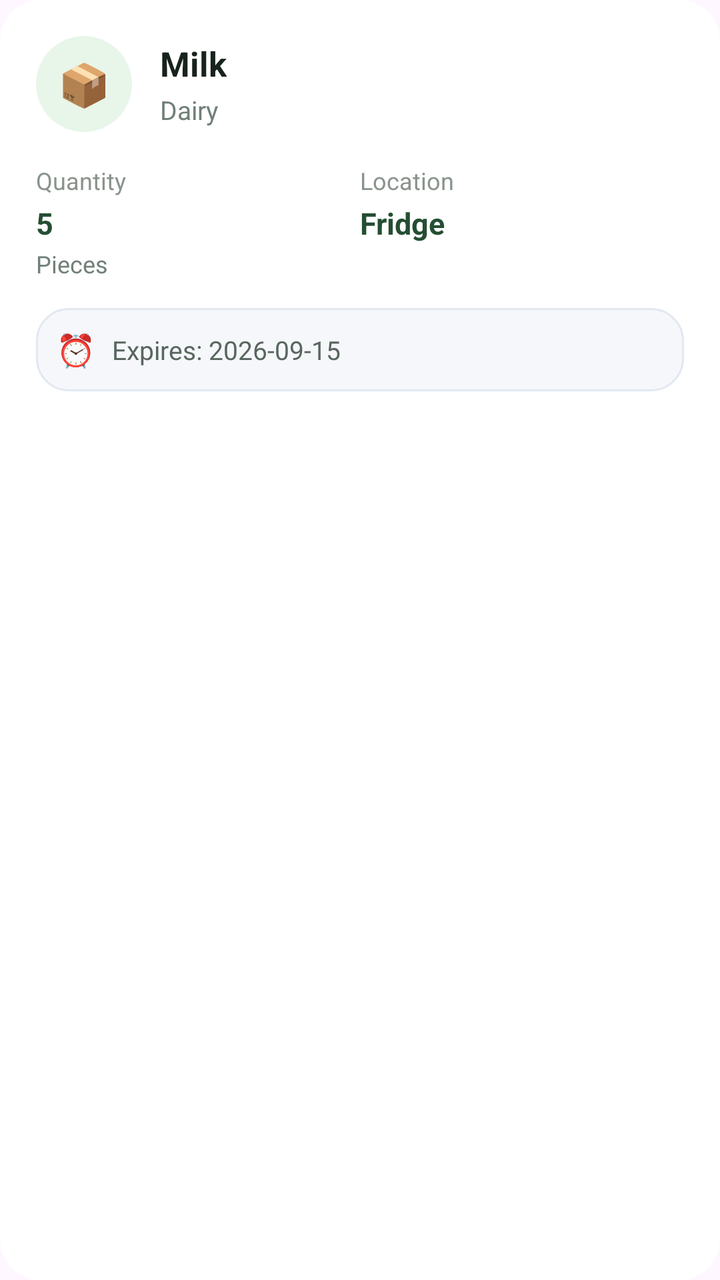
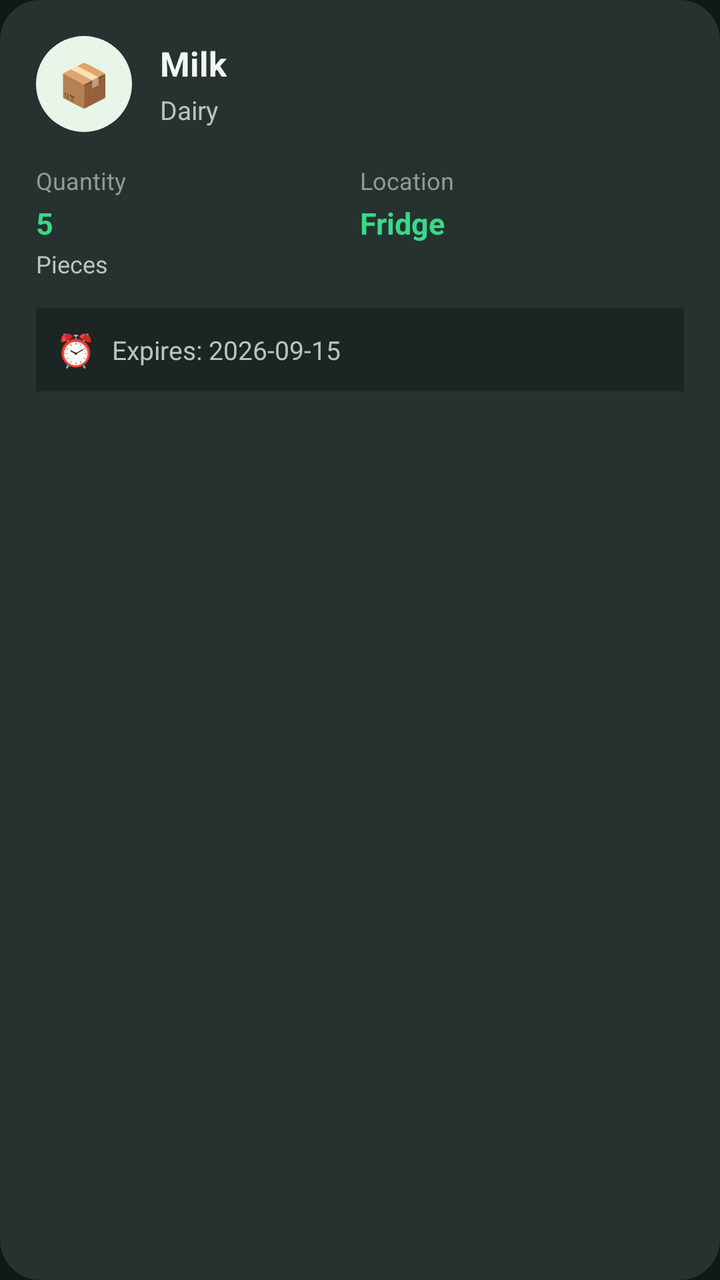

Screens rendered from an Android XML layout before and after an edit, with the pre-edit source and the edit as a unified diff.
<!-- AndroidManifest.xml: application theme Theme.SmartPantryManager -->
<!-- res/layout/item_pantry.xml -->
<?xml version="1.0" encoding="utf-8"?>
<androidx.cardview.widget.CardView
    xmlns:android="http://schemas.android.com/apk/res/android"
    xmlns:app="http://schemas.android.com/apk/res-auto"
    android:layout_width="match_parent"
    android:layout_height="wrap_content"
    android:layout_marginBottom="12dp"
    app:cardBackgroundColor="#FFFFFF"
    app:cardCornerRadius="20dp"
    app:cardElevation="0dp">

    <LinearLayout
        android:layout_width="match_parent"
        android:layout_height="wrap_content"
        android:orientation="vertical"
        android:padding="18dp">

        
        <LinearLayout
            android:layout_width="match_parent"
            android:layout_height="wrap_content"
            android:gravity="center_vertical"
            android:orientation="horizontal">

            <TextView
                android:id="@+id/itemIcon"
                android:layout_width="48dp"
                android:layout_height="48dp"
                android:background="@drawable/icon_circle_green"
                android:gravity="center"
                android:text="📦"
                android:textSize="21sp" />

            <LinearLayout
                android:layout_width="0dp"
                android:layout_height="wrap_content"
                android:layout_marginStart="14dp"
                android:layout_weight="1"
                android:orientation="vertical">

                <TextView
                    android:id="@+id/itemNameText"
                    android:layout_width="wrap_content"
                    android:layout_height="wrap_content"
                    android:text="Milk"
                    android:textColor="#17231B"
                    android:textSize="17sp"
                    android:textStyle="bold" />

                <TextView
                    android:id="@+id/categoryText"
                    android:layout_width="wrap_content"
                    android:layout_height="wrap_content"
                    android:layout_marginTop="3dp"
                    android:text="Dairy"
                    android:textColor="#718078"
                    android:textSize="13sp" />

            </LinearLayout>

        </LinearLayout>

        
        <LinearLayout
            android:layout_width="match_parent"
            android:layout_height="wrap_content"
            android:layout_marginTop="16dp"
            android:orientation="horizontal">

            <LinearLayout
                android:layout_width="0dp"
                android:layout_height="wrap_content"
                android:layout_weight="1"
                android:orientation="vertical">

                <TextView
                    android:layout_width="wrap_content"
                    android:layout_height="wrap_content"
                    android:text="Quantity"
                    android:textColor="#89938C"
                    android:textSize="12sp" />

                <TextView
                    android:id="@+id/quantityText"
                    android:layout_width="wrap_content"
                    android:layout_height="wrap_content"
                    android:layout_marginTop="3dp"
                    android:text="5"
                    android:textColor="#244E32"
                    android:textSize="15sp"
                    android:textStyle="bold" />

                <TextView
                    android:id="@+id/unitText"
                    android:layout_width="wrap_content"
                    android:layout_height="wrap_content"
                    android:layout_marginTop="2dp"
                    android:text="Pieces"
                    android:textColor="#718078"
                    android:textSize="12sp" />

            </LinearLayout>

            <LinearLayout
                android:layout_width="0dp"
                android:layout_height="wrap_content"
                android:layout_weight="1"
                android:orientation="vertical">

                <TextView
                    android:layout_width="wrap_content"
                    android:layout_height="wrap_content"
                    android:text="Location"
                    android:textColor="#89938C"
                    android:textSize="12sp" />

                <TextView
                    android:id="@+id/locationText"
                    android:layout_width="wrap_content"
                    android:layout_height="wrap_content"
                    android:layout_marginTop="3dp"
                    android:text="Fridge"
                    android:textColor="#244E32"
                    android:textSize="15sp"
                    android:textStyle="bold" />

            </LinearLayout>

        </LinearLayout>

        
        <LinearLayout
            android:layout_width="match_parent"
            android:layout_height="wrap_content"
            android:layout_marginTop="14dp"
            android:background="@drawable/search_background"
            android:gravity="center_vertical"
            android:orientation="horizontal"
            android:padding="10dp">

            <TextView
                android:layout_width="wrap_content"
                android:layout_height="wrap_content"
                android:text="⏰"
                android:textSize="16sp" />

            <TextView
                android:id="@+id/expiryDateText"
                android:layout_width="wrap_content"
                android:layout_height="wrap_content"
                android:layout_marginStart="8dp"
                android:text="Expires: 2026-09-15"
                android:textColor="#59665E"
                android:textSize="13sp" />

        </LinearLayout>

    </LinearLayout>

</androidx.cardview.widget.CardView>
<!-- resources referenced by this layout -->
<resources>
  <!-- drawable icon_circle_green (drawable) -->
  <?xml version="1.0" encoding="utf-8"?>
  <shape xmlns:android="http://schemas.android.com/apk/res/android"
      android:shape="oval">
  
      <solid android:color="#E8F5E9" />
  
  </shape>
  <!-- drawable search_background (drawable) -->
  <?xml version="1.0" encoding="utf-8"?>
  <shape xmlns:android="http://schemas.android.com/apk/res/android"
      android:shape="rectangle">
  
      <solid android:color="#F5F7FA" />
  
      <corners android:radius="16dp" />
  
      <stroke
          android:width="1dp"
          android:color="#E2E8F0" />
  
      <padding
          android:left="16dp"
          android:top="10dp"
          android:right="16dp"
          android:bottom="10dp" />
  
  </shape>
  <style name="Theme.SmartPantryManager" parent="Base.Theme.SmartPantryManager" />
  <style name="Base.Theme.SmartPantryManager" parent="Theme.Material3.DayNight.NoActionBar">
          
          
      </style>
</resources>

<!-- the commit's change to res/layout/item_pantry.xml (unified diff, before → after) -->
@@ -5,7 +5,7 @@
     android:layout_width="match_parent"
     android:layout_height="wrap_content"
     android:layout_marginBottom="12dp"
-    app:cardBackgroundColor="#FFFFFF"
+    app:cardBackgroundColor="@color/surface_card"
     app:cardCornerRadius="20dp"
     app:cardElevation="0dp">
 
@@ -43,7 +43,7 @@
                     android:layout_width="wrap_content"
                     android:layout_height="wrap_content"
                     android:text="Milk"
-                    android:textColor="#17231B"
+                    android:textColor="@color/text_primary_dark"
                     android:textSize="17sp"
                     android:textStyle="bold" />
 
@@ -53,7 +53,7 @@
                     android:layout_height="wrap_content"
                     android:layout_marginTop="3dp"
                     android:text="Dairy"
-                    android:textColor="#718078"
+                    android:textColor="@color/text_secondary_dark"
                     android:textSize="13sp" />
 
             </LinearLayout>
@@ -77,7 +77,7 @@
                     android:layout_width="wrap_content"
                     android:layout_height="wrap_content"
                     android:text="Quantity"
-                    android:textColor="#89938C"
+                    android:textColor="@color/text_muted_dark"
                     android:textSize="12sp" />
 
                 <TextView
@@ -86,7 +86,7 @@
                     android:layout_height="wrap_content"
                     android:layout_marginTop="3dp"
                     android:text="5"
-                    android:textColor="#244E32"
+                    android:textColor="@color/primary_green"
                     android:textSize="15sp"
                     android:textStyle="bold" />
 
@@ -96,7 +96,7 @@
                     android:layout_height="wrap_content"
                     android:layout_marginTop="2dp"
                     android:text="Pieces"
-                    android:textColor="#718078"
+                    android:textColor="@color/text_secondary_dark"
                     android:textSize="12sp" />
 
             </LinearLayout>
@@ -111,7 +111,7 @@
                     android:layout_width="wrap_content"
                     android:layout_height="wrap_content"
                     android:text="Location"
-                    android:textColor="#89938C"
+                    android:textColor="@color/text_muted_dark"
                     android:textSize="12sp" />
 
                 <TextView
@@ -120,7 +120,7 @@
                     android:layout_height="wrap_content"
                     android:layout_marginTop="3dp"
                     android:text="Fridge"
-                    android:textColor="#244E32"
+                    android:textColor="@color/primary_green"
                     android:textSize="15sp"
                     android:textStyle="bold" />
 
@@ -133,7 +133,7 @@
             android:layout_width="match_parent"
             android:layout_height="wrap_content"
             android:layout_marginTop="14dp"
-            android:background="@drawable/search_background"
+            android:background="@color/surface_dark"
             android:gravity="center_vertical"
             android:orientation="horizontal"
             android:padding="10dp">
@@ -150,7 +150,7 @@
                 android:layout_height="wrap_content"
                 android:layout_marginStart="8dp"
                 android:text="Expires: 2026-09-15"
-                android:textColor="#59665E"
+                android:textColor="@color/text_secondary_dark"
                 android:textSize="13sp" />
 
         </LinearLayout>
<!-- resource entries referenced after the edit -->
@@ -1,5 +1,11 @@
 <!-- resources referenced by this layout -->
 <resources>
+  <color name="primary_green">#39D98A</color>
+  <color name="surface_card">#26322F</color>
+  <color name="surface_dark">#1C2523</color>
+  <color name="text_muted_dark">#8E9B96</color>
+  <color name="text_primary_dark">#F1F5F3</color>
+  <color name="text_secondary_dark">#B8C4BF</color>
   <!-- drawable icon_circle_green (drawable) -->
   <?xml version="1.0" encoding="utf-8"?>
   <shape xmlns:android="http://schemas.android.com/apk/res/android"
@@ -8,30 +14,29 @@
       <solid android:color="#E8F5E9" />
   
   </shape>
-  <!-- drawable search_background (drawable) -->
-  <?xml version="1.0" encoding="utf-8"?>
-  <shape xmlns:android="http://schemas.android.com/apk/res/android"
-      android:shape="rectangle">
+  <style name="Theme.SmartPantryManager" parent="Base.Theme.SmartPantryManager" />
+  <style name="Base.Theme.SmartPantryManager" parent="Theme.Material3.Dark.NoActionBar">
   
-      <solid android:color="#F5F7FA" />
+          <item name="colorPrimary">@color/primary_green</item>
+          <item name="colorOnPrimary">@color/black</item>
   
-      <corners android:radius="16dp" />
+          <item name="colorSecondary">@color/primary_green_dark</item>
+          <item name="colorOnSecondary">@color/text_primary_dark</item>
   
-      <stroke
-          android:width="1dp"
-          android:color="#E2E8F0" />
+          <item name="colorSurface">@color/surface_dark</item>
+          <item name="colorOnSurface">@color/text_primary_dark</item>
   
-      <padding
-          android:left="16dp"
-          android:top="10dp"
-          android:right="16dp"
-          android:bottom="10dp" />
+          <item name="android:windowBackground">@color/background_dark</item>
+          <item name="android:colorAccent">@color/primary_green</item>
   
-  </shape>
-  <style name="Theme.SmartPantryManager" parent="Base.Theme.SmartPantryManager" />
-  <style name="Base.Theme.SmartPantryManager" parent="Theme.Material3.DayNight.NoActionBar">
-          
-          
+          <item name="android:statusBarColor">@color/background_dark</item>
+          <item name="android:navigationBarColor">@color/background_dark</item>
+  
+          <item name="android:windowLightStatusBar">false</item>
+  
       </style>
+  <color name="black">#FF000000</color>
+  <color name="primary_green_dark">#1F8F5B</color>
+  <color name="background_dark">#111917</color>
 </resources>
 
